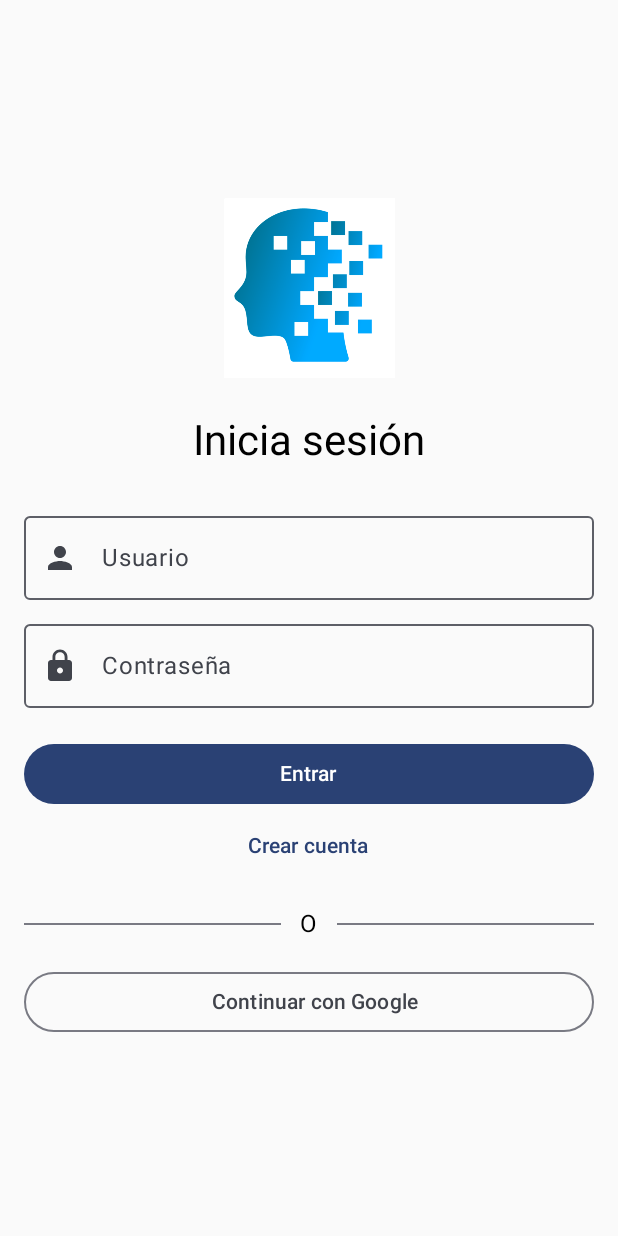
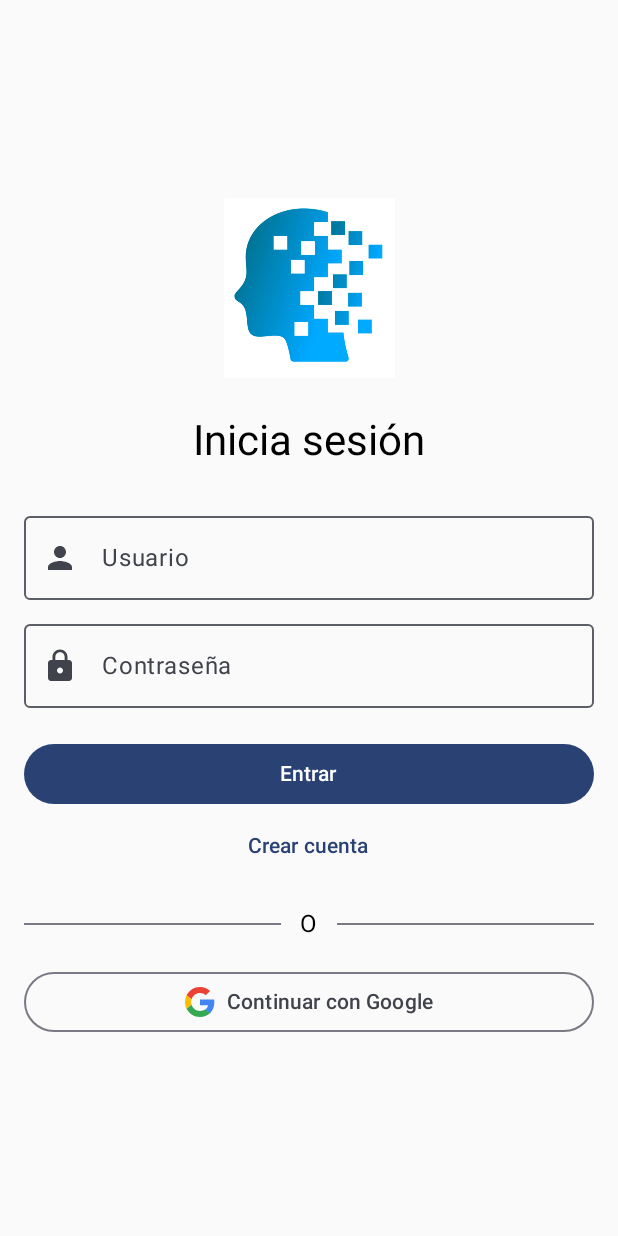
Before and after one commit to cristianvera728/iaeav_movil, an Android app built with Jetpack Compose: the screen it shows after launch (MainActivity), on a phone screen of 412 x 824 dp. Run offline under Robolectric (Android 15) with nearby library versions, the phone set to English and light mode, and no system bars; 2 statements that could not run were skipped.

Commit message:
Last version

```diff
--- a/app/src/main/java/es/ua/iuii/iaeav/data/api/AuthApi.kt
+++ b/app/src/main/java/es/ua/iuii/iaeav/data/api/AuthApi.kt
@@ -18,6 +18,6 @@ interface AuthApi {
     @GET("users/me")
     suspend fun getMe(): UserDto
 
-    @PUT("users/me/change-password")
+    @POST("users/me/change-password")
     suspend fun changePassword(@Body request: ChangePasswordRequest): Response<Unit>
 }
--- a/app/src/main/java/es/ua/iuii/iaeav/data/model/AuthDtos.kt
+++ b/app/src/main/java/es/ua/iuii/iaeav/data/model/AuthDtos.kt
@@ -37,12 +37,14 @@ data class UserDto(
     val id: Int,
     val email: String,
     val username: String?, // <-- CAMBIADO de 'name' a 'username'
-    val role: String
+    val role: String,
+    @Json(name = "auth_provider") val authProvider: String
     // 'is_active' eliminado porque el servidor no lo envía
 )
 
 // DTO para cambiar la contraseña
 data class ChangePasswordRequest(
     val current_password: String,
-    val new_password: String
+    val new_password: String,
+    val confirm_password: String = new_password
 )
--- a/app/src/main/java/es/ua/iuii/iaeav/ui/auth/LoginScreen.kt
+++ b/app/src/main/java/es/ua/iuii/iaeav/ui/auth/LoginScreen.kt
@@ -158,8 +158,16 @@ fun LoginScreen(contentPadding: PaddingValues, onLogged: () -> Unit, onGoRegiste
             },
             modifier = Modifier.fillMaxWidth()
         ) {
-            // Icon(painter = painterResource(id = R.drawable.ic_google_logo), contentDescription = "Logo Google") // (Necesitarías añadir el logo a tus drawables)
+            // 💡 CAMBIO CLAVE: Añadir el icono de Google
+            Image(
+                painter = painterResource(id = R.drawable.google_logo),
+                contentDescription = "Logo de Google",
+                modifier = Modifier.size(20.dp) // Ajusta el tamaño si es necesario
+            )
+
+            // Añadir un espaciador para separar el icono del texto
             Spacer(Modifier.width(8.dp))
+
             Text("Continuar con Google")
         }
 
--- a/app/src/main/java/es/ua/iuii/iaeav/ui/navigation/NavGraph.kt
+++ b/app/src/main/java/es/ua/iuii/iaeav/ui/navigation/NavGraph.kt
@@ -17,7 +17,6 @@ object Routes {
     const val Record = "record"
     // --- NUEVAS RUTAS ---
     const val Profile = "profile"
-    const val MyRecordings = "myRecordings"
     const val Info = "info"
 }
 
@@ -49,12 +48,11 @@ fun AppNavHost(nav: NavHostController, contentPadding: PaddingValues) {
                 onNavigateToProfile = {
                     nav.navigate(Routes.Profile)
                 },
-                onNavigateToMyRecordings = {
-                    nav.navigate(Routes.MyRecordings)
-                },
+
                 onNavigateToInfo = {
                     nav.navigate(Routes.Info)
                 }
+
             )
         }
 
--- /dev/null
+++ b/app/src/main/res/drawable/google_logo.xml
@@ -0,0 +1,18 @@
+<vector xmlns:android="http://schemas.android.com/apk/res/android"
+    android:width="18dp"
+    android:height="18dp"
+    android:viewportWidth="48"
+    android:viewportHeight="48">
+  <path
+      android:pathData="M24,9.5c3.54,0 6.71,1.22 9.21,3.6l6.85,-6.85C35.9,2.38 30.47,0 24,0 14.62,0 6.51,5.38 2.56,13.22l7.98,6.19C12.43,13.72 17.74,9.5 24,9.5z"
+      android:fillColor="#EA4335"/>
+  <path
+      android:pathData="M46.98,24.55c0,-1.57 -0.15,-3.09 -0.38,-4.55H24v9.02h12.94c-0.58,2.96 -2.26,5.48 -4.78,7.18l7.73,6c4.51,-4.18 7.09,-10.36 7.09,-17.65z"
+      android:fillColor="#4285F4"/>
+  <path
+      android:pathData="M10.53,28.59c-0.48,-1.45 -0.76,-2.99 -0.76,-4.59s0.27,-3.14 0.76,-4.59l-7.98,-6.19C0.92,16.46 0,20.12 0,24c0,3.88 0.92,7.54 2.56,10.78l7.97,-6.19z"
+      android:fillColor="#FBBC05"/>
+  <path
+      android:pathData="M24,48c6.48,0 11.93,-2.13 15.89,-5.81l-7.73,-6c-2.15,1.45 -4.92,2.3 -8.16,2.3 -6.26,0 -11.57,-4.22 -13.47,-9.91l-7.98,6.19C6.51,42.62 14.62,48 24,48z"
+      android:fillColor="#34A853"/>
+</vector>
```
Also changed, not shown: app/src/main/java/es/ua/iuii/iaeav/ui/profile/ProfileScreen.kt (+27 -1 lines), app/src/main/java/es/ua/iuii/iaeav/ui/profile/ProfileViewModel.kt (+35 -2 lines), app/src/main/java/es/ua/iuii/iaeav/ui/record/RecordScreen.kt (+1 -10 lines).
